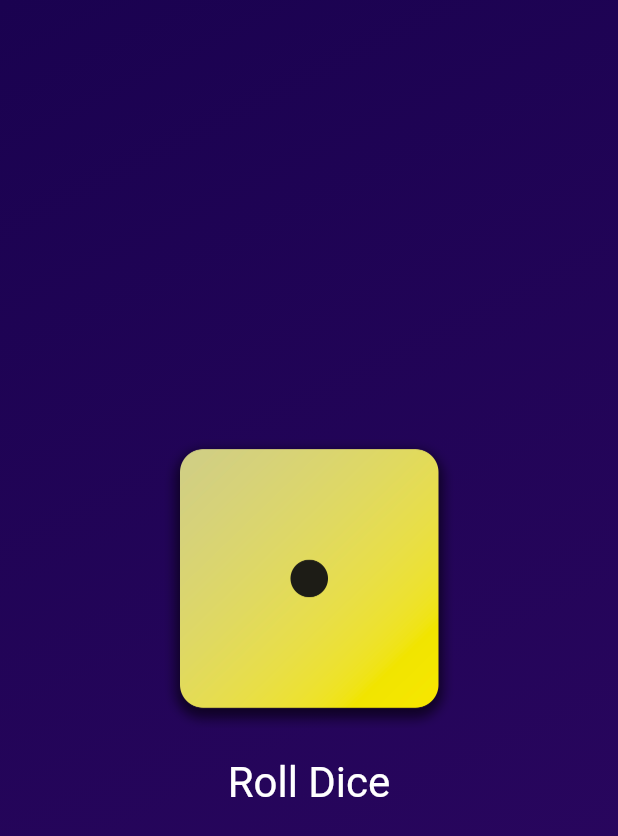
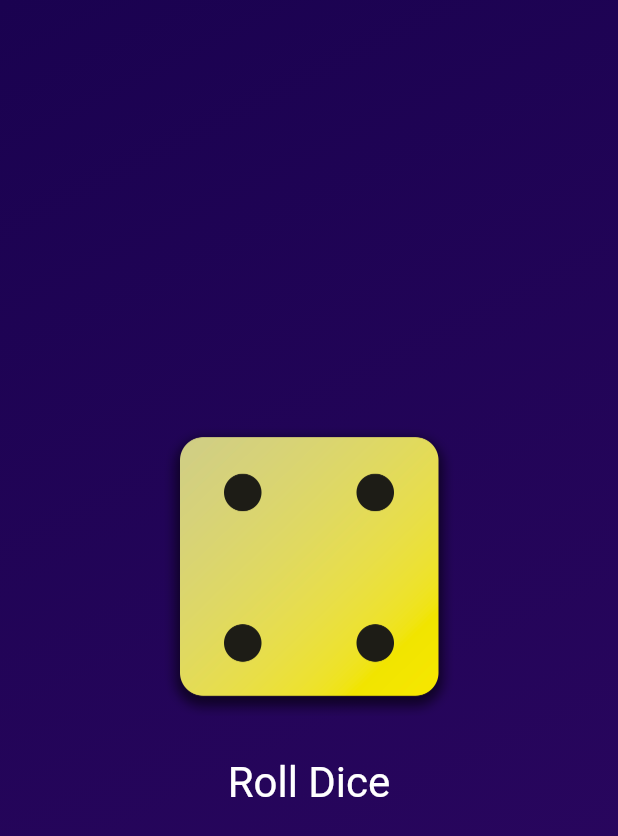
Before and after one commit to vamuigua/roll_dice_app, a Flutter app: the screen it shows after launch, after a tap on "Roll Dice", on a phone screen of 412 x 824 dp. Shown: the top 836 px of the screen. Run offline on Flutter 3.47's test engine with Material 2 defaults, Android fonts, the phone set to English and light mode, and no system bars.

Commit message:
update(State): added DiceRoller Stateful widget to manage app changes on the UI of the dice image

```diff
--- /dev/null
+++ b/lib/dice_roller.dart
@@ -0,0 +1,49 @@
+import "package:flutter/material.dart";
+
+class DiceRoller extends StatefulWidget {
+  const DiceRoller({super.key});
+
+  @override
+  State<DiceRoller> createState() {
+    return _DiceRollerState();
+  }
+}
+
+class _DiceRollerState extends State<DiceRoller> {
+  var activeDiceImage = 'assets/images/dice-1.png';
+
+  void rollDice() {
+    setState(() {
+      activeDiceImage = 'assets/images/dice-4.png';
+    });
+  }
+
+  @override
+  Widget build(context) {
+    return Column(
+      mainAxisSize: MainAxisSize.min,
+      children: [
+        Image.asset(
+          activeDiceImage,
+          width: 200,
+        ),
+        const SizedBox(
+          height: 20,
+        ),
+        TextButton(
+          onPressed: rollDice,
+          style: TextButton.styleFrom(
+            // padding: const EdgeInsets.only(
+            //   top: 20,
+            // ),
+            foregroundColor: Colors.white,
+            textStyle: const TextStyle(
+              fontSize: 28,
+            ),
+          ),
+          child: const Text('Roll Dice'),
+        )
+      ],
+    );
+  }
+}
--- a/lib/gradient_container.dart
+++ b/lib/gradient_container.dart
@@ -1,4 +1,5 @@
 import 'package:flutter/material.dart';
+import "package:first_app/dice_roller.dart";
 
 const startAlignment = Alignment.topLeft;
 const endAlignment = Alignment.bottomRight;
@@ -7,8 +8,6 @@ class GradientContainer extends StatelessWidget {
   const GradientContainer(this.gradientBackgroundColor, {super.key});
 
   final List<Color> gradientBackgroundColor;
-
-  void rollDice() {}
 
   @override
   Widget build(context) {
@@ -20,29 +19,8 @@ class GradientContainer extends StatelessWidget {
           end: endAlignment,
         ),
       ),
-      child: Center(
-        child: Column(
-          mainAxisSize: MainAxisSize.min,
-          children: [
-            Image.asset(
-              'assets/images/dice-1.png',
-              width: 200,
-            ),
-            TextButton(
-              onPressed: rollDice,
-              style: TextButton.styleFrom(
-                padding: const EdgeInsets.only(
-                  top: 20,
-                ),
-                foregroundColor: Colors.white,
-                textStyle: const TextStyle(
-                  fontSize: 28,
-                ),
-              ),
-              child: const Text('Roll Dice'),
-            )
-          ],
-        ),
+      child: const Center(
+        child: DiceRoller(),
       ),
     );
   }
```
